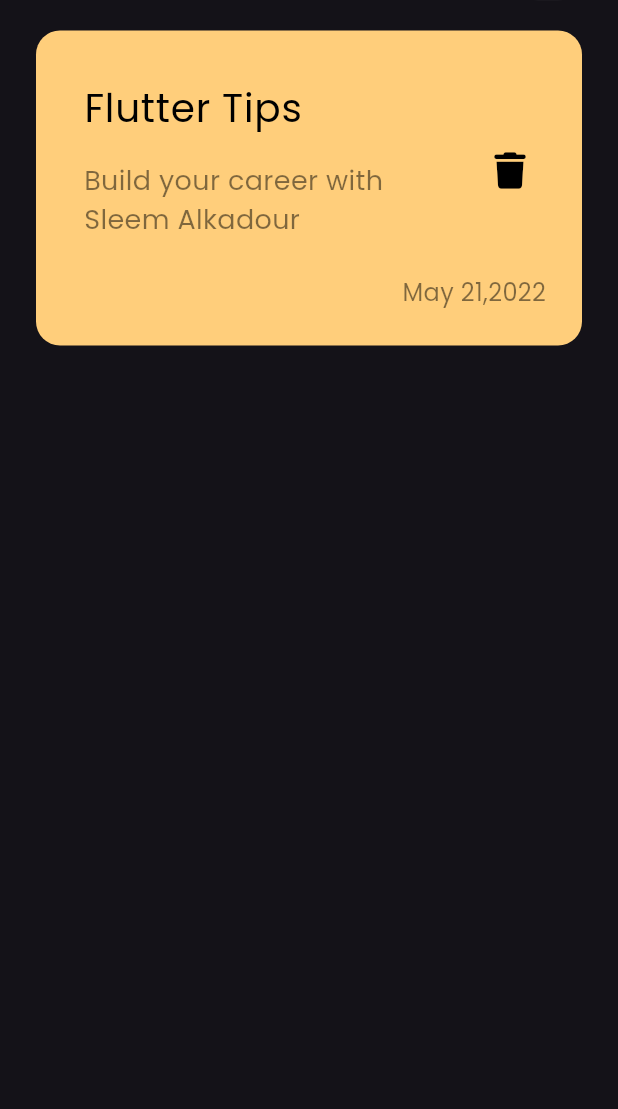
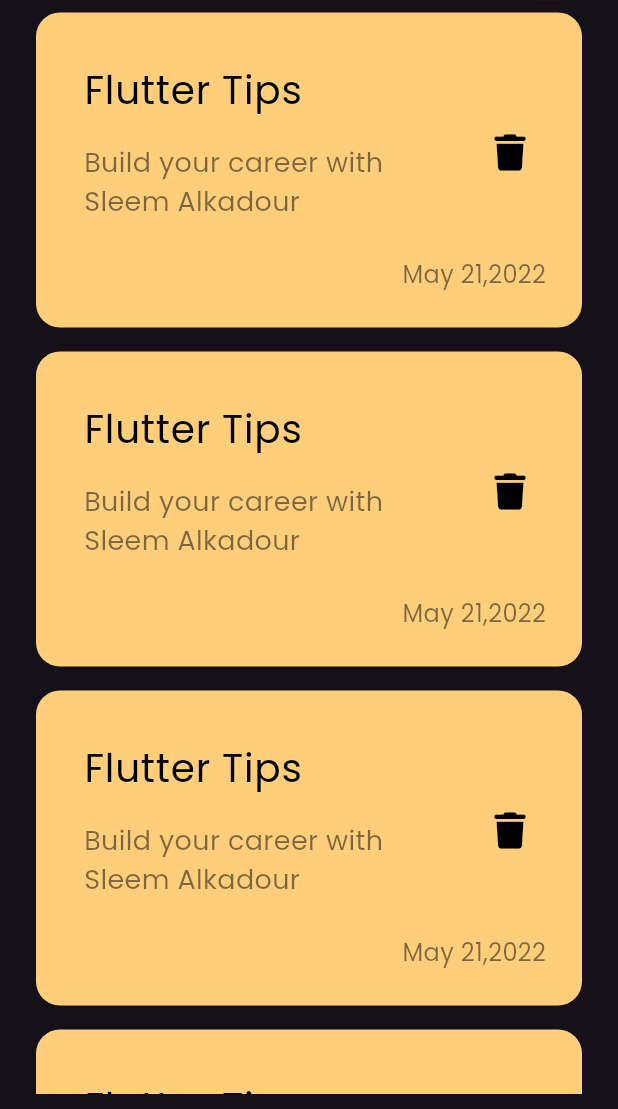
Before and after one commit to saleemAlkadour1/notes_app, a Flutter app: the screen it shows after launch, on a phone screen of 412 x 824 dp, the part 127-1236 px from its top. Run offline on Flutter 3.47's test engine with Material 3 defaults, Android fonts, the phone set to English and light mode, and no system bars; our stand-ins replace font_awesome_flutter.

Commit message:
create notes list view

```diff
--- a/lib/views/widgets/note_item.dart
+++ b/lib/views/widgets/note_item.dart
@@ -43,7 +43,7 @@ class NoteItem extends StatelessWidget {
               style:
                   TextStyle(color: Colors.black.withOpacity(0.5), fontSize: 16),
             ),
-          )
+          ),
         ],
       ),
     );
--- /dev/null
+++ b/lib/views/widgets/notes_list_view.dart
@@ -0,0 +1,22 @@
+// ignore_for_file: prefer_const_constructors
+
+import 'package:flutter/material.dart';
+import 'package:notes_app/views/widgets/note_item.dart';
+
+class NotesListView extends StatelessWidget {
+  const NotesListView({super.key});
+
+  @override
+  Widget build(BuildContext context) {
+    return ListView.builder(
+      physics: const BouncingScrollPhysics(),
+      itemBuilder: (context, index) {
+        return Padding(
+          padding: const EdgeInsets.symmetric(vertical: 8),
+          child: NoteItem(),
+        );
+      },
+      itemCount: 20,
+    );
+  }
+}
--- a/lib/views/widgets/notes_view_body.dart
+++ b/lib/views/widgets/notes_view_body.dart
@@ -2,7 +2,7 @@
 
 import 'package:flutter/material.dart';
 import 'package:notes_app/views/widgets/custom_app_bar.dart';
-import 'package:notes_app/views/widgets/note_item.dart';
+import 'package:notes_app/views/widgets/notes_list_view.dart';
 
 class NotesViewBody extends StatelessWidget {
   const NotesViewBody({super.key});
@@ -17,10 +17,7 @@ class NotesViewBody extends StatelessWidget {
             height: 30,
           ),
           CustomAppBar(),
-          SizedBox(
-            height: 20,
-          ),
-          NoteItem(),
+          Expanded(child: NotesListView())
         ],
       ),
     );
```
